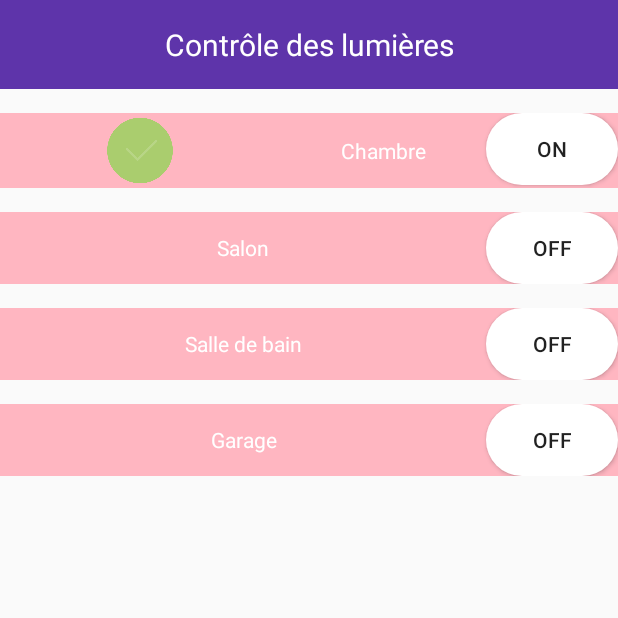
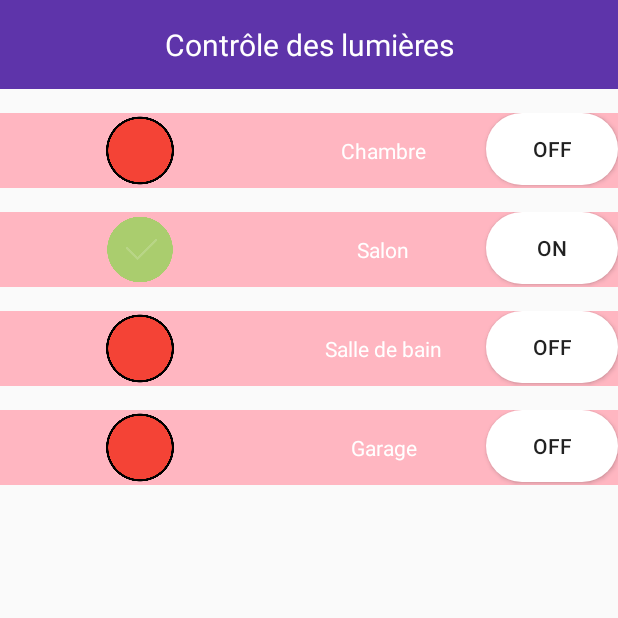
Before and after one commit to atifiAmine/android, an Android app built with Jetpack Compose: the screen it shows after launch (MainActivity), after a tap on "OFF", on a phone screen of 412 x 824 dp, the top half of it. Run offline under Robolectric (Android 15) with nearby library versions, the phone set to English and light mode, and no system bars; 1 statement that could not run was skipped.

Commit message:
finalité interface application

```diff
--- a/Raspberry/app/src/main/java/com/example/raspberry/MainActivity.kt
+++ b/Raspberry/app/src/main/java/com/example/raspberry/MainActivity.kt
@@ -11,13 +11,25 @@ import android.widget.ToggleButton
 import androidx.appcompat.app.AppCompatActivity
 import com.example.raspberry.R
 import android.graphics.Color
+import android.widget.ImageView
+import retrofit2.Call
+import retrofit2.Callback
+import retrofit2.Response
+import retrofit2.Retrofit
+import retrofit2.converter.gson.GsonConverterFactory
 
 
 class MainActivity : AppCompatActivity() {
 
 
     private lateinit var Chambre: ToggleButton
-    private lateinit var myLayout: FrameLayout
+    private lateinit var Salon: ToggleButton
+    private lateinit var Salledebain: ToggleButton
+    private lateinit var Garage: ToggleButton
+    private lateinit var chambreImage: ImageView
+    private lateinit var salonImage: ImageView
+    private lateinit var salledebainImage: ImageView
+    private lateinit var garageImage: ImageView
 
     @SuppressLint("MissingInflatedId")
     override fun onCreate(savedInstanceState: Bundle?) {
@@ -26,17 +38,84 @@ class MainActivity : AppCompatActivity() {
 
 
         Chambre = findViewById(R.id.chambre)
+        Salon = findViewById(R.id.salon)
+        Salledebain = findViewById(R.id.salledebain)
+        Garage = findViewById(R.id.garage)
+        chambreImage = findViewById(R.id.chambreimage)
+        salonImage = findViewById(R.id.salonimage)
+        salledebainImage = findViewById(R.id.salledebainimage)
+        garageImage = findViewById(R.id.garageimage)
+
+        val retrofit = Retrofit.Builder()
+            .baseUrl("https://67a59a64-6711-4258-a10f-363a62e3a180.mock.pstmn.io/") // URL de ton serveur mock
+            .addConverterFactory(GsonConverterFactory.create())
+            .build()
+
+        apiService = retrofit.create(ApiService::class.java)
 
 
-        Chambre.setOnClickListener {
-            if (Chambre.isChecked) {
-                myLayout.setBackgroundResource(R.drawable.vert)
+        Chambre.setOnCheckedChangeListener { _,isChecked ->
+            var ledstate = if (isChecked) "on" else "off"
+            if (isChecked) {
+                chambreImage.setImageResource(R.drawable.vert)
                 val myToast = Toast.makeText(this, "Lumière allumée", Toast.LENGTH_SHORT)
                 myToast.setGravity(Gravity.CENTER, 0, 0) // Affiche le toast au centre
                 myToast.show()
             } else {
 
-                Chambre.setBackgroundColor(Color.RED)// Change l'arrière-plan en bleu
+                chambreImage.setImageResource(R.drawable.rouge)// Change l'arrière-plan en bleu
+                val myToast = Toast.makeText(this, "Lumière éteinte", Toast.LENGTH_SHORT)
+                myToast.setGravity(Gravity.CENTER, 0, 0) // Affiche le toast au centre
+                myToast.show()
+            }
+            controlLight("Chambre",ledstate)
+
+
+        }
+
+        Salon.setOnClickListener {
+            if (Salon.isChecked) {
+                salonImage.setImageResource(R.drawable.vert)
+                val myToast = Toast.makeText(this, "Lumière allumée", Toast.LENGTH_SHORT)
+                myToast.setGravity(Gravity.CENTER, 0, 0) // Affiche le toast au centre
+                myToast.show()
+            } else {
+
+                salonImage.setImageResource(R.drawable.rouge)// Change l'arrière-plan en bleu
+                val myToast = Toast.makeText(this, "Lumière éteinte", Toast.LENGTH_SHORT)
+                myToast.setGravity(Gravity.CENTER, 0, 0) // Affiche le toast au centre
+                myToast.show()
+            }
+
+
+        }
+
+        Salledebain.setOnClickListener {
+            if (Salledebain.isChecked) {
+                salledebainImage.setImageResource(R.drawable.vert)
+                val myToast = Toast.makeText(this, "Lumière allumée", Toast.LENGTH_SHORT)
+                myToast.setGravity(Gravity.CENTER, 0, 0) // Affiche le toast au centre
+                myToast.show()
+            } else {
+
+                salledebainImage.setImageResource(R.drawable.rouge)// Change l'arrière-plan en bleu
+                val myToast = Toast.makeText(this, "Lumière éteinte", Toast.LENGTH_SHORT)
+                myToast.setGravity(Gravity.CENTER, 0, 0) // Affiche le toast au centre
+                myToast.show()
+            }
+
+
+        }
+
+            Garage.setOnClickListener {
+            if (Garage.isChecked) {
+                garageImage.setImageResource(R.drawable.vert)
+                val myToast = Toast.makeText(this, "Lumière allumée", Toast.LENGTH_SHORT)
+                myToast.setGravity(Gravity.CENTER, 0, 0) // Affiche le toast au centre
+                myToast.show()
+            } else {
+
+                garageImage.setImageResource(R.drawable.rouge)// Change l'arrière-plan en bleu
                 val myToast = Toast.makeText(this, "Lumière éteinte", Toast.LENGTH_SHORT)
                 myToast.setGravity(Gravity.CENTER, 0, 0) // Affiche le toast au centre
                 myToast.show()
--- a/Raspberry/app/src/main/res/layout/activity_main.xml
+++ b/Raspberry/app/src/main/res/layout/activity_main.xml
@@ -27,11 +27,11 @@
 
 
         <ImageView
-            android:id="@+id/imageView"
+            android:id="@+id/chambreimage"
             android:layout_width="50dp"
             android:layout_height="50dp"
             android:layout_weight="1"
-            android:src="@drawable/vert"
+            android:src="@drawable/rouge"
             tools:visibility="gone" />
 
         <TextView
@@ -60,6 +60,14 @@
         android:gravity="center_vertical"
         android:layout_marginTop="16dp">
 
+        <ImageView
+            android:id="@+id/salonimage"
+            android:layout_width="50dp"
+            android:layout_height="50dp"
+            android:layout_weight="1"
+            android:src="@drawable/rouge"
+            tools:visibility="gone" />
+
 
 
         <TextView
@@ -72,7 +80,7 @@
             android:text="Salon" />
 
         <ToggleButton
-
+            android:id="@+id/salon"
             android:layout_width="wrap_content"
             android:layout_height="wrap_content"
             android:layout_gravity="end"
@@ -88,6 +96,14 @@
         android:gravity="center_vertical"
         android:layout_marginTop="16dp">
 
+        <ImageView
+            android:id="@+id/salledebainimage"
+            android:layout_width="50dp"
+            android:layout_height="50dp"
+            android:layout_weight="1"
+            android:src="@drawable/rouge"
+            tools:visibility="gone" />
+
 
 
         <TextView
@@ -100,7 +116,7 @@
             android:text="Salle de bain" />
 
         <ToggleButton
-
+            android:id="@+id/salledebain"
             android:layout_width="wrap_content"
             android:layout_height="wrap_content"
             android:layout_gravity="end"
@@ -117,6 +133,14 @@
         android:gravity="center_vertical"
         android:layout_marginTop="16dp">
 
+        <ImageView
+            android:id="@+id/garageimage"
+            android:layout_width="50dp"
+            android:layout_height="50dp"
+            android:layout_weight="1"
+            android:src="@drawable/rouge"
+            tools:visibility="gone" />
+
 
 
         <TextView
@@ -129,7 +153,7 @@
             android:text="Garage" />
 
         <ToggleButton
-
+            android:id="@+id/garage"
             android:layout_width="wrap_content"
             android:layout_height="wrap_content"
             android:layout_gravity="end"
```
